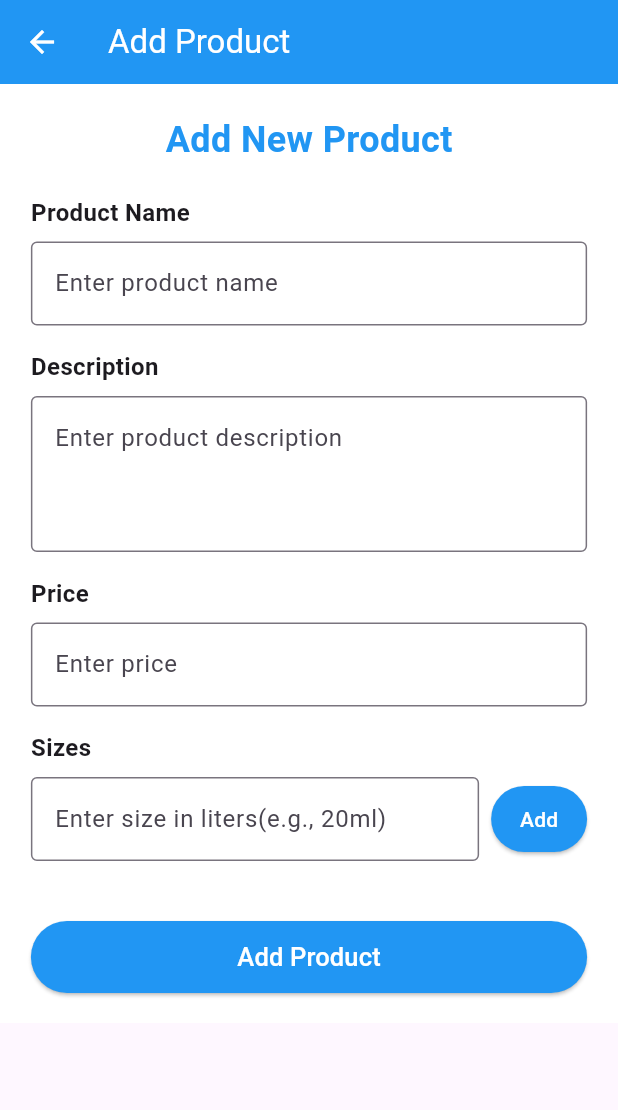
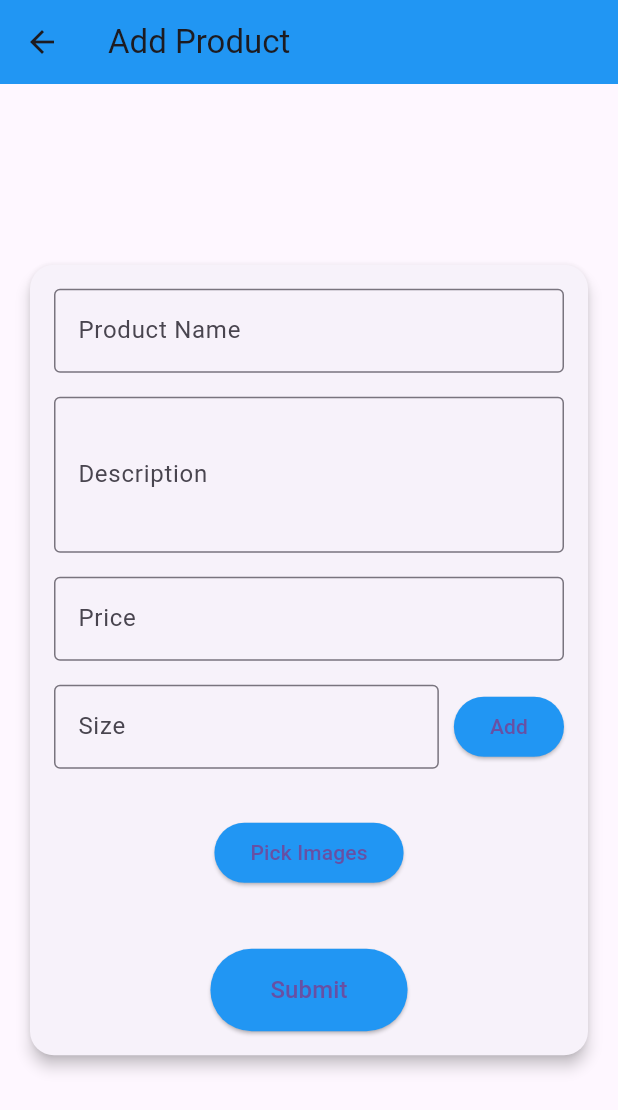
Before and after one commit to AmnaArifHussainC/paniwala, a Flutter app: the SupplierDashboardScreen screen opened directly, scrolled down 288 dp, after a tap on the "add" icon, on a phone screen of 412 x 824 dp. Shown: the top 1110 px of the screen. Run offline on Flutter 3.47's test engine with Material 3 defaults, Android fonts, the phone set to English and light mode, and no system bars; our stand-ins replace cloud_firestore, file_picker, firebase_auth, firebase_core, firebase_storage, geocoding and 7 more; accounts and stored records are empty; project files that could hold a hidden picture were left out.

Commit message:
Commit By Amna

```diff
--- a/lib/main.dart
+++ b/lib/main.dart
@@ -20,8 +20,8 @@ class MyApp extends StatelessWidget {
   Widget build(BuildContext context) {
     return MaterialApp(
       debugShowCheckedModeBanner: false,
-      home: SplashScreen(),
-      // home: SupplierDashboardScreen(),
+      // home: SplashScreen(),
+      home: SupplierDashboardScreen(),
     );
   }
 }
--- a/lib/view/supplier_screen/supplier_add_product.dart
+++ b/lib/view/supplier_screen/supplier_add_product.dart
@@ -1,9 +1,12 @@
+import 'dart:io';
 import 'package:flutter/material.dart';
-
+import 'package:image_picker/image_picker.dart';
 import '../../services/firestore/supplier_product.dart';
 
 class AddProductScreen extends StatefulWidget {
-  const AddProductScreen({Key? key}) : super(key: key);
+  final String supplierId;
+
+  const AddProductScreen({Key? key, required this.supplierId}) : super(key: key);
 
   @override
   State<AddProductScreen> createState() => _AddProductScreenState();
@@ -16,15 +19,27 @@ class _AddProductScreenState extends State<AddProductScreen> {
   final TextEditingController _priceController = TextEditingController();
   final TextEditingController _sizeController = TextEditingController();
 
-  List<String> _uploadedImages = [];
-  List<String> _sizes = []; // List to store sizes
+  List<File> _uploadedImages = [];
+  List<String> _sizes = [];
+  final DatabaseService _databaseService = DatabaseService();
+
+  Future<void> _pickImages() async {
+    final picker = ImagePicker();
+    final pickedFiles = await picker.pickMultiImage();
+    if (pickedFiles != null) {
+      setState(() {
+        _uploadedImages =
+            pickedFiles.map((pickedFile) => File(pickedFile.path)).toList();
+      });
+    }
+  }
 
   void _addSize() {
     final size = _sizeController.text.trim();
     if (size.isNotEmpty) {
       setState(() {
         _sizes.add(size);
-        _sizeController.clear(); // Clear the input field after adding
+        _sizeController.clear();
       });
     }
   }
@@ -35,9 +50,7 @@ class _AddProductScreenState extends State<AddProductScreen> {
     });
   }
 
-  final DatabaseService _databaseService = DatabaseService();
-
-  void _submitProduct() async {
+  Future<void> _submitProduct() async {
     if (_formKey.currentState!.validate()) {
       if (_sizes.isEmpty) {
         ScaffoldMessenger.of(context).showSnackBar(
@@ -45,216 +58,178 @@ class _AddProductScreenState extends State<AddProductScreen> {
         );
         return;
       }
+      if (_uploadedImages.isEmpty) {
+        ScaffoldMessenger.of(context).showSnackBar(
+          const SnackBar(content: Text("Please add at least one image.")),
+        );
+        return;
+      }
 
-      // Collect product details
       final productName = _productNameController.text.trim();
       final description = _descriptionController.text.trim();
       final price = double.parse(_priceController.text.trim());
-      final sizes = _sizes;
-      final images = _uploadedImages; // Adjust this as needed for image URLs
 
       try {
+        final imageUrls = await Future.wait(
+          _uploadedImages.map((image) =>
+              _databaseService.uploadImage(widget.supplierId, image)),
+        );
+
         await _databaseService.addProduct(
+          supplierId: widget.supplierId,
           productName: productName,
           description: description,
           price: price,
-          sizes: sizes,
-          // images: images,
+          sizes: _sizes,
+          images: imageUrls,
         );
 
         ScaffoldMessenger.of(context).showSnackBar(
           const SnackBar(content: Text("Product added successfully!")),
         );
 
-        // Clear the form after adding product
         _formKey.currentState?.reset();
         setState(() {
           _uploadedImages.clear();
           _sizes.clear();
         });
 
-        // Navigate back or refresh
         Navigator.pop(context);
       } catch (e) {
-        debugPrint("Error: $e");
         ScaffoldMessenger.of(context).showSnackBar(
-          const SnackBar(content: Text("Failed to add product. Try again.")),
+          SnackBar(content: Text("Failed to add product: $e")),
         );
       }
     }
   }
+
   @override
   Widget build(BuildContext context) {
-    final width = MediaQuery.of(context).size.width;
-
     return Scaffold(
       appBar: AppBar(
-        title: const Text(
-          "Add Product",
-          style: TextStyle(color: Colors.white),
+        title: const Text("Add Product"),
+        backgroundColor: Colors.blue,
       ),
-        backgroundColor: Colors.blue,
-        iconTheme: const IconThemeData(color: Colors.white),
+      body: Center(
+        child: SingleChildScrollView(
+          padding: const EdgeInsets.all(16.0),
+          child: Card(
+            elevation: 4,
+            shape: RoundedRectangleBorder(
+              borderRadius: BorderRadius.circular(16),
             ),
-      body: Container(
-        color: Colors.white,
-        child: SingleChildScrollView(
             child: Padding(
-            padding: EdgeInsets.symmetric(horizontal: width * 0.05, vertical: 20),
+              padding: const EdgeInsets.all(16.0),
               child: Form(
                 key: _formKey,
                 child: Column(
-                crossAxisAlignment: CrossAxisAlignment.start,
+                  mainAxisSize: MainAxisSize.min,
                   children: [
-                  // Title
-                  Center(
-                    child: Text(
-                      "Add New Product",
-                      style: TextStyle(
-                        fontSize: 24,
-                        fontWeight: FontWeight.bold,
-                        color: Colors.blue,
-                      ),
-                    ),
-                  ),
-                  const SizedBox(height: 20),
-
-                  // Product Name
-                  const Text(
-                    "Product Name",
-                    style: TextStyle(fontSize: 16, fontWeight: FontWeight.w600),
-                  ),
-                  const SizedBox(height: 8),
                     TextFormField(
                       controller: _productNameController,
                       decoration: const InputDecoration(
-                      hintText: "Enter product name",
-                      focusedBorder: OutlineInputBorder(
-                        borderSide: BorderSide(color: Colors.blue, width: 2),
-                      ),
+                        labelText: "Product Name",
                         border: OutlineInputBorder(),
                       ),
-                    validator: (value) {
-                      if (value == null || value.isEmpty) {
-                        return "Please enter a product name";
-                      }
-                      return null;
-                    },
+                      validator: (value) =>
+                      value == null || value.isEmpty ? "Enter a name" : null,
                     ),
                     const SizedBox(height: 16),
-
-                  // Description
-                  const Text(
-                    "Description",
-                    style: TextStyle(fontSize: 16, fontWeight: FontWeight.w600),
-                  ),
-                  const SizedBox(height: 8),
                     TextFormField(
                       controller: _descriptionController,
                       decoration: const InputDecoration(
-                      hintText: "Enter product description",
-                      focusedBorder: OutlineInputBorder(
-                        borderSide: BorderSide(color: Colors.blue, width: 2),
-                      ),
+                        labelText: "Description",
                         border: OutlineInputBorder(),
                       ),
                       maxLines: 3,
-                    validator: (value) {
-                      if (value == null || value.isEmpty) {
-                        return "Please enter a description";
-                      }
-                      return null;
-                    },
+                      validator: (value) => value == null || value.isEmpty
+                          ? "Enter a description"
+                          : null,
                     ),
                     const SizedBox(height: 16),
-
-                  // Price
-                  const Text(
-                    "Price",
-                    style: TextStyle(fontSize: 16, fontWeight: FontWeight.w600),
-                  ),
-                  const SizedBox(height: 8),
                     TextFormField(
                       controller: _priceController,
                       decoration: const InputDecoration(
-                      hintText: "Enter price",
-                      focusedBorder: OutlineInputBorder(
-                        borderSide: BorderSide(color: Colors.blue, width: 2),
-                      ),
+                        labelText: "Price",
                         border: OutlineInputBorder(),
                       ),
                       keyboardType: TextInputType.number,
-                    validator: (value) {
-                      if (value == null || value.isEmpty) {
-                        return "Please enter the price";
-                      }
-                      if (double.tryParse(value) == null) {
-                        return "Please enter a valid number";
-                      }
-                      return null;
-                    },
+                      validator: (value) =>
+                      value == null || double.tryParse(value) == null
+                          ? "Enter a valid price"
+                          : null,
                     ),
                     const SizedBox(height: 16),
-
-                  // Sizes Section
-                  const Text(
-                    "Sizes",
-                    style: TextStyle(fontSize: 16, fontWeight: FontWeight.w600),
-                  ),
-                  const SizedBox(height: 8),
                     Row(
                       children: [
                         Expanded(
                           child: TextFormField(
                             controller: _sizeController,
                             decoration: const InputDecoration(
-                            hintText: "Enter size in liters(e.g., 20ml)",
-                            focusedBorder: OutlineInputBorder(
-                              borderSide: BorderSide(color: Colors.blue, width: 2),
-                            ),
+                              labelText: "Size",
                               border: OutlineInputBorder(),
                             ),
                           ),
                         ),
-                      const SizedBox(width: 8),
+                        const SizedBox(width: 10),
                         ElevatedButton(
                           onPressed: _addSize,
                           style: ElevatedButton.styleFrom(
                             backgroundColor: Colors.blue,
-                          padding: const EdgeInsets.symmetric(horizontal: 16, vertical: 12),
                           ),
-                        child: const Text("Add", style: TextStyle(color: Colors.white),),
+                          child: const Text("Add"),
                         ),
                       ],
                     ),
                     const SizedBox(height: 16),
                     Wrap(
                       spacing: 8,
-                    runSpacing: 8,
                       children: _sizes
-                        .asMap()
-                        .entries
-                        .map((entry) => Chip(
-                      label: Text(entry.value),
-                      onDeleted: () => _removeSize(entry.key),
+                          .map((size) => Chip(
+                        label: Text(size),
+                        onDeleted: () =>
+                            _removeSize(_sizes.indexOf(size)),
                       ))
                           .toList(),
                     ),
+                    const SizedBox(height: 16),
+                    ElevatedButton(
+                      onPressed: _pickImages,
+                      style: ElevatedButton.styleFrom(
+                        backgroundColor: Colors.blue,
+                      ),
+                      child: const Text("Pick Images"),
+                    ),
+                    const SizedBox(height: 16),
+                    Wrap(
+                      spacing: 8,
+                      children: _uploadedImages
+                          .map(
+                            (image) => ClipRRect(
+                          borderRadius: BorderRadius.circular(8),
+                          child: Image.file(
+                            image,
+                            width: 100,
+                            height: 100,
+                            fit: BoxFit.cover,
+                          ),
+                        ),
+                      )
+                          .toList(),
+                    ),
                     const SizedBox(height: 24),
-
-                  // Submit Button
-                  SizedBox(
-                    width: double.infinity,
-                    child: ElevatedButton(
+                    ElevatedButton(
                       onPressed: _submitProduct,
                       style: ElevatedButton.styleFrom(
                         backgroundColor: Colors.blue,
-                        padding: const EdgeInsets.symmetric(vertical: 12),
+                        padding: const EdgeInsets.symmetric(
+                          vertical: 16,
+                          horizontal: 40,
+                        ),
                       ),
                       child: const Text(
-                        "Add Product",
-                        style: TextStyle(color: Colors.white, fontSize: 17),
-                      ),
+                        "Submit",
+                        style: TextStyle(fontSize: 16),
                       ),
                     ),
                   ],
@@ -263,6 +238,7 @@ class _AddProductScreenState extends State<AddProductScreen> {
             ),
           ),
         ),
+      ),
     );
   }
 }
--- a/lib/view/supplier_screen/supplier_dash_screen.dart
+++ b/lib/view/supplier_screen/supplier_dash_screen.dart
@@ -155,10 +155,13 @@ class SupplierDashboardScreen extends StatelessWidget {
       floatingActionButton: FloatingActionButton(
         backgroundColor: Colors.blue,
         onPressed: () {
+          // Replace 'supplierId' with the actual supplier ID from your app's state or data
+          String supplierId = "exampleSupplierId"; // Fetch or set the supplier ID dynamically
+
           Navigator.push(
             context,
             MaterialPageRoute(
-              builder: (context) => const AddProductScreen(),
+              builder: (context) => AddProductScreen(supplierId: supplierId),
             ),
           );
         },
--- a/pubspec.yaml
+++ b/pubspec.yaml
@@ -23,6 +23,8 @@ dependencies:
   flutter_native_splash: ^2.4.4
   lucide_icons: ^0.257.0
   file_picker: ^8.3.1
+  image_picker: ^1.1.2
+  firebase_storage: ^12.4.2
   open_file: ^3.5.10
   google_sign_in: ^6.2.2
   geolocator:
```
Also changed, not shown: lib/services/firestore/supplier_product.dart (+65 -3 lines), lib/services/auth/supplier_auth.dart (deleted), pubspec.lock. Lines whose indentation alone changed are shown as unchanged.
